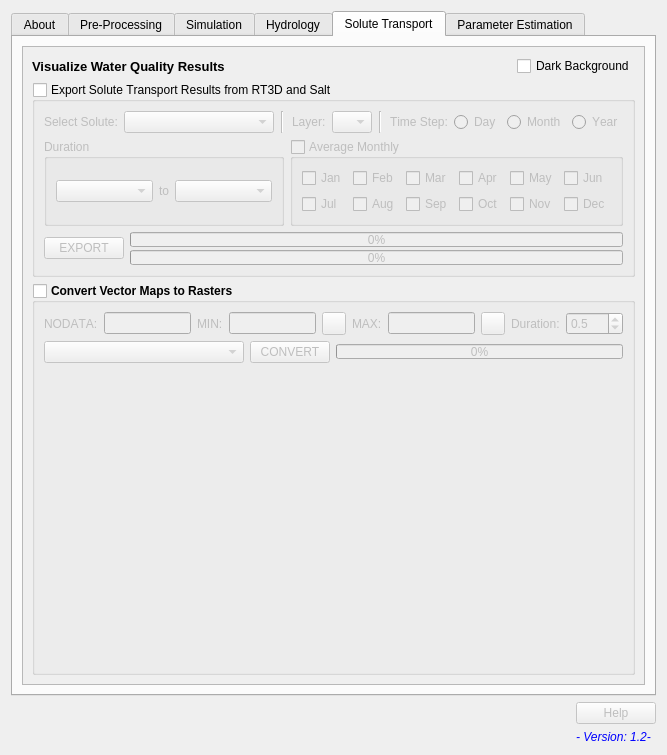
spark-brc/APEXMOD-plugin, file APEXMOD/APEXMOD_dialog_base.ui: the form before one commit.
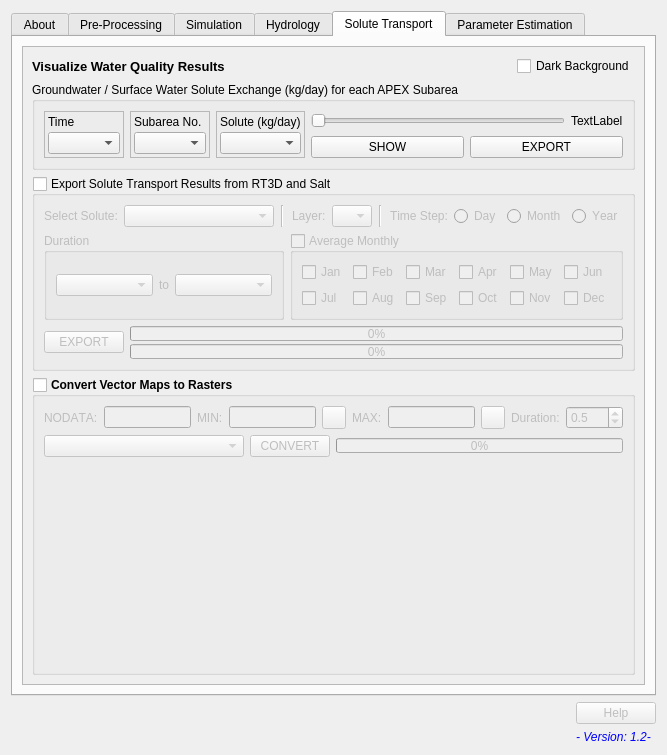
The form after the commit. The open tabs and pages were chosen to show the change. Icons and pictures are not drawn. Custom widgets are drawn as their Qt base class.

Commit message: updated solute functions

What changed in the file:
```diff
--- a/APEXMOD/APEXMOD_dialog_base.ui
+++ b/APEXMOD/APEXMOD_dialog_base.ui
@@ -10,6 +10,12 @@
     <height>755</height>
    </rect>
   </property>
+  <property name="minimumSize">
+   <size>
+    <width>0</width>
+    <height>0</height>
+   </size>
+  </property>
   <property name="windowTitle">
    <string>APEXMOD</string>
   </property>
@@ -6738,6 +6744,188 @@
              </item>
             </layout>
            </item>
+           <item>
+            <widget class="QGroupBox" name="groupBox_11">
+             <property name="title">
+              <string>Groundwater / Surface Water Solute Exchange (kg/day) for each APEX Subarea</string>
+             </property>
+             <layout class="QVBoxLayout" name="verticalLayout_60">
+              <item>
+               <layout class="QHBoxLayout" name="horizontalLayout_66">
+                <property name="topMargin">
+                 <number>0</number>
+                </property>
+                <item>
+                 <widget class="QFrame" name="frame_20">
+                  <property name="minimumSize">
+                   <size>
+                    <width>0</width>
+                    <height>0</height>
+                   </size>
+                  </property>
+                  <property name="frameShape">
+                   <enum>QFrame::StyledPanel</enum>
+                  </property>
+                  <property name="frameShadow">
+                   <enum>QFrame::Raised</enum>
+                  </property>
+                  <layout class="QVBoxLayout" name="verticalLayout_61">
+                   <property name="spacing">
+                    <number>3</number>
+                   </property>
+                   <property name="leftMargin">
+                    <number>3</number>
+                   </property>
+                   <property name="topMargin">
+                    <number>3</number>
+                   </property>
+                   <property name="rightMargin">
+                    <number>3</number>
+                   </property>
+                   <property name="bottomMargin">
+                    <number>3</number>
+                   </property>
+                   <item>
+                    <widget class="QLabel" name="label_77">
+                     <property name="text">
+                      <string>Time</string>
+                     </property>
+                    </widget>
+                   </item>
+                   <item>
+                    <widget class="QComboBox" name="comboBox_solute_time"/>
+                   </item>
+                  </layout>
+                 </widget>
+                </item>
+                <item>
+                 <widget class="QFrame" name="frame_21">
+                  <property name="frameShape">
+                   <enum>QFrame::StyledPanel</enum>
+                  </property>
+                  <property name="frameShadow">
+                   <enum>QFrame::Raised</enum>
+                  </property>
+                  <layout class="QVBoxLayout" name="verticalLayout_64">
+                   <property name="spacing">
+                    <number>3</number>
+                   </property>
+                   <property name="leftMargin">
+                    <number>3</number>
+                   </property>
+                   <property name="topMargin">
+                    <number>3</number>
+                   </property>
+                   <property name="rightMargin">
+                    <number>3</number>
+                   </property>
+                   <property name="bottomMargin">
+                    <number>3</number>
+                   </property>
+                   <item>
+                    <widget class="QLabel" name="label_79">
+                     <property name="text">
+                      <string>Subarea No.</string>
+                     </property>
+                    </widget>
+                   </item>
+                   <item>
+                    <widget class="QComboBox" name="comboBox_sub_no_solute"/>
+                   </item>
+                  </layout>
+                 </widget>
+                </item>
+                <item>
+                 <widget class="QFrame" name="frame_22">
+                  <property name="frameShape">
+                   <enum>QFrame::StyledPanel</enum>
+                  </property>
+                  <property name="frameShadow">
+                   <enum>QFrame::Raised</enum>
+                  </property>
+                  <layout class="QVBoxLayout" name="verticalLayout_65">
+                   <property name="spacing">
+                    <number>3</number>
+                   </property>
+                   <property name="leftMargin">
+                    <number>3</number>
+                   </property>
+                   <property name="topMargin">
+                    <number>3</number>
+                   </property>
+                   <property name="rightMargin">
+                    <number>3</number>
+                   </property>
+                   <property name="bottomMargin">
+                    <number>3</number>
+                   </property>
+                   <item>
+                    <widget class="QLabel" name="label_80">
+                     <property name="text">
+                      <string>Solute (kg/day)</string>
+                     </property>
+                    </widget>
+                   </item>
+                   <item>
+                    <widget class="QComboBox" name="comboBox_solutes_solute"/>
+                   </item>
+                  </layout>
+                 </widget>
+                </item>
+                <item>
+                 <layout class="QVBoxLayout" name="verticalLayout_66">
+                  <property name="topMargin">
+                   <number>0</number>
+                  </property>
+                  <property name="rightMargin">
+                   <number>0</number>
+                  </property>
+                  <item>
+                   <layout class="QHBoxLayout" name="horizontalLayout_71">
+                    <item>
+                     <widget class="QSlider" name="horizontalSlider_solute_start_year">
+                      <property name="orientation">
+                       <enum>Qt::Horizontal</enum>
+                      </property>
+                     </widget>
+                    </item>
+                    <item>
+                     <widget class="QLabel" name="label_solute_year">
+                      <property name="text">
+                       <string>TextLabel</string>
+                      </property>
+                     </widget>
+                    </item>
+                   </layout>
+                  </item>
+                  <item>
+                   <layout class="QHBoxLayout" name="horizontalLayout_67">
+                    <property name="rightMargin">
+                     <number>0</number>
+                    </property>
+                    <item>
+                     <widget class="QPushButton" name="pushButton_solute_plot_show">
+                      <property name="text">
+                       <string>SHOW</string>
+                      </property>
+                     </widget>
+                    </item>
+                    <item>
+                     <widget class="QPushButton" name="pushButton_solute_df_export">
+                      <property name="text">
+                       <string>EXPORT</string>
+                      </property>
+                     </widget>
+                    </item>
+                   </layout>
+                  </item>
+                 </layout>
+                </item>
+               </layout>
+              </item>
+             </layout>
+            </widget>
+           </item>
            <item>
             <widget class="QGroupBox" name="groupBox_export_solutes">
              <property name="font">
```
Left out of the diff: 16 changed lines with no effect on the pictures. The commit also changes 9 other files.
